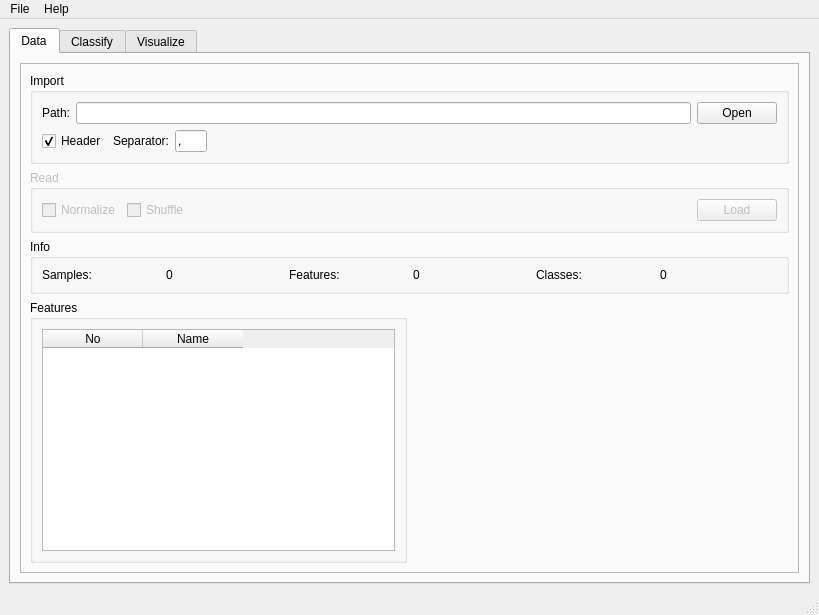
Old version of the form libtsvm/ui/GUI-LIBTwinSVM.ui in the repository mir-am/LIBTwinSVM.
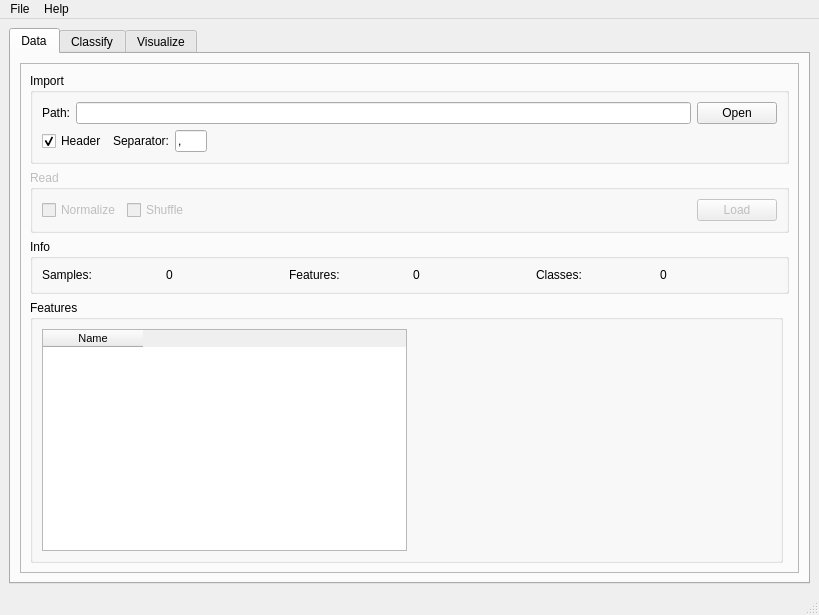
New version of the form. Icons and pictures are not drawn.

Commit message: Completed the data tab implementation for the GUI.

The edit to the form file:
```diff
--- a/libtsvm/ui/GUI-LIBTwinSVM.ui
+++ b/libtsvm/ui/GUI-LIBTwinSVM.ui
@@ -40,19 +40,6 @@
            <enum>QFrame::Raised</enum>
           </property>
           <layout class="QGridLayout" name="gridLayout_10">
-           <item row="4" column="1">
-            <spacer name="horizontalSpacer_2">
-             <property name="orientation">
-              <enum>Qt::Horizontal</enum>
-             </property>
-             <property name="sizeHint" stdset="0">
-              <size>
-               <width>40</width>
-               <height>20</height>
-              </size>
-             </property>
-            </spacer>
-           </item>
            <item row="4" column="0">
             <widget class="QGroupBox" name="feature_box">
              <property name="title">
@@ -61,11 +48,20 @@
              <layout class="QGridLayout" name="gridLayout_13">
               <item row="0" column="0">
                <widget class="QTableWidget" name="feature_table">
-                <column>
-                 <property name="text">
-                  <string>No</string>
-                 </property>
-                </column>
+                <property name="minimumSize">
+                 <size>
+                  <width>72</width>
+                  <height>200</height>
+                 </size>
+                </property>
+                <property name="font">
+                 <font>
+                  <pointsize>8</pointsize>
+                 </font>
+                </property>
+                <property name="columnCount">
+                 <number>1</number>
+                </property>
                 <column>
                  <property name="text">
                   <string>Name</string>
@@ -73,6 +69,19 @@
                 </column>
                </widget>
               </item>
+              <item row="0" column="1">
+               <spacer name="horizontalSpacer_2">
+                <property name="orientation">
+                 <enum>Qt::Horizontal</enum>
+                </property>
+                <property name="sizeHint" stdset="0">
+                 <size>
+                  <width>40</width>
+                  <height>20</height>
+                 </size>
+                </property>
+               </spacer>
+              </item>
              </layout>
             </widget>
            </item>
```
The commit also changes 4 other files.
